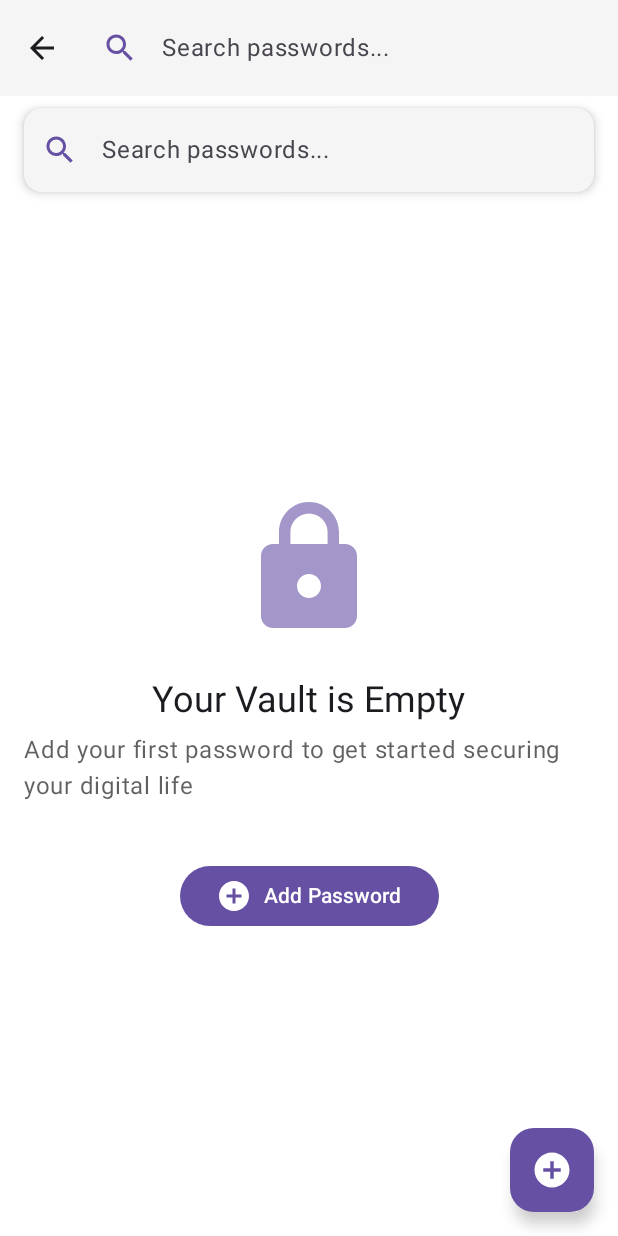
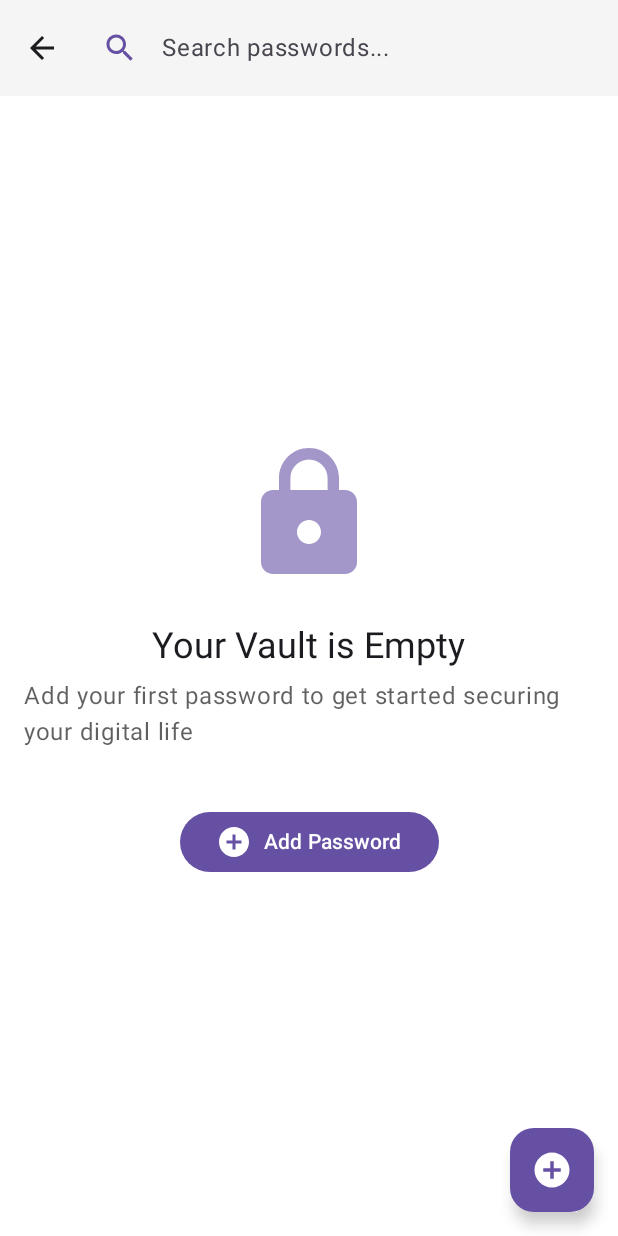
Before and after one commit to akshitharsola/SecureVault-Android, an Android app built with Jetpack Compose: the screen it shows after launch (MainActivity), after a tap on "Search", on a phone screen of 412 x 824 dp. Run offline under Robolectric (Android 15) with nearby library versions, the phone set to English and light mode, and no system bars; our stand-ins replace Room's generated code.

Commit message:
Fix duplicate search bars issue in MainScreen
- Remove redundant SearchBar component from content area
- Keep only SearchTopAppBar when search is active
- Clean up unused SearchBar composable
- Bump version to 1.2.4

Resolves UI issue where two search bars appeared when user
activated search functionality.

🤖 Generated with [Claude Code](https://claude.ai/code)

Co-Authored-By: Claude <noreply@anthropic.com>

```diff
--- a/app/build.gradle.kts
+++ b/app/build.gradle.kts
@@ -15,8 +15,8 @@ android {
         applicationId = "com.securevault"
         minSdk = 24
         targetSdk = 35
-        versionCode = 6
-        versionName = "1.2.3"
+        versionCode = 7
+        versionName = "1.2.4"
 
         testInstrumentationRunner = "androidx.test.runner.AndroidJUnitRunner"
     }
--- a/app/src/main/java/com/securevault/ui/screens/main/MainScreen.kt
+++ b/app/src/main/java/com/securevault/ui/screens/main/MainScreen.kt
@@ -194,16 +194,6 @@ fun MainScreen(navController: NavController) {
                 .fillMaxSize()
                 .padding(paddingValues)
         ) {
-            // Search bar section (only shown when search is active and as an additional bar)
-            if (showSearch) {
-                SearchBar(
-                    query = searchQuery,
-                    onQueryChange = viewModel::updateSearchQuery,
-                    modifier = Modifier
-                        .fillMaxWidth()
-                        .padding(horizontal = 16.dp, vertical = 8.dp)
-                )
-            }
 
             // Update notification banner
             if (showUpdateNotification && updateInfo.isUpdateAvailable) {
@@ -402,50 +392,6 @@ fun SearchTopAppBar(
     )
 }
 
-@OptIn(ExperimentalMaterial3Api::class)
-@Composable
-fun SearchBar(
-    query: String,
-    onQueryChange: (String) -> Unit,
-    modifier: Modifier = Modifier
-) {
-    Card(
-        modifier = modifier,
-        elevation = CardDefaults.cardElevation(defaultElevation = 4.dp)
-    ) {
-        TextField(
-            value = query,
-            onValueChange = onQueryChange,
-            modifier = Modifier.fillMaxWidth(),
-            placeholder = { Text("Search passwords...") },
-            leadingIcon = {
-                Icon(
-                    Icons.Default.Search,
-                    contentDescription = null,
-                    tint = MaterialTheme.colorScheme.primary
-                )
-            },
-            trailingIcon = {
-                if (query.isNotEmpty()) {
-                    IconButton(onClick = { onQueryChange("") }) {
-                        Icon(
-                            Icons.Default.Clear,
-                            contentDescription = "Clear",
-                            tint = MaterialTheme.colorScheme.onSurface.copy(alpha = 0.6f)
-                        )
-                    }
-                }
-            },
-            singleLine = true,
-            colors = TextFieldDefaults.colors(
-                focusedContainerColor = MaterialTheme.colorScheme.surface,
-                unfocusedContainerColor = MaterialTheme.colorScheme.surface,
-                focusedIndicatorColor = androidx.compose.ui.graphics.Color.Transparent,
-                unfocusedIndicatorColor = androidx.compose.ui.graphics.Color.Transparent
-            )
-        )
-    }
-}
 
 @Composable
 fun EmptyState(onAddClick: () -> Unit) {
```
